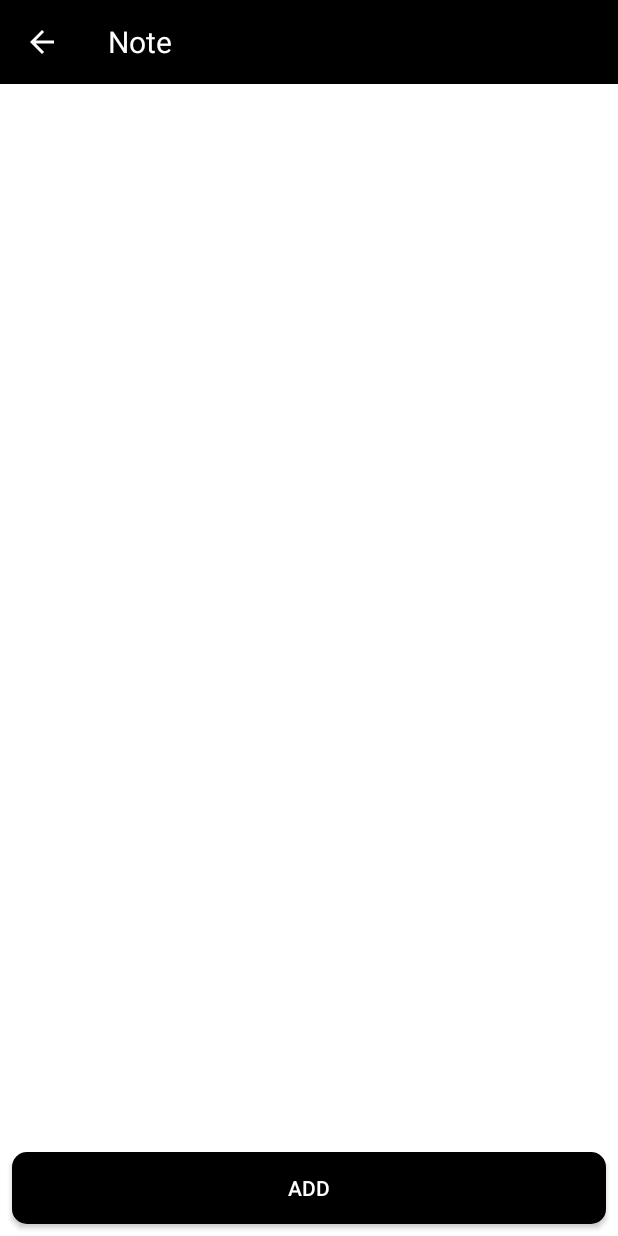
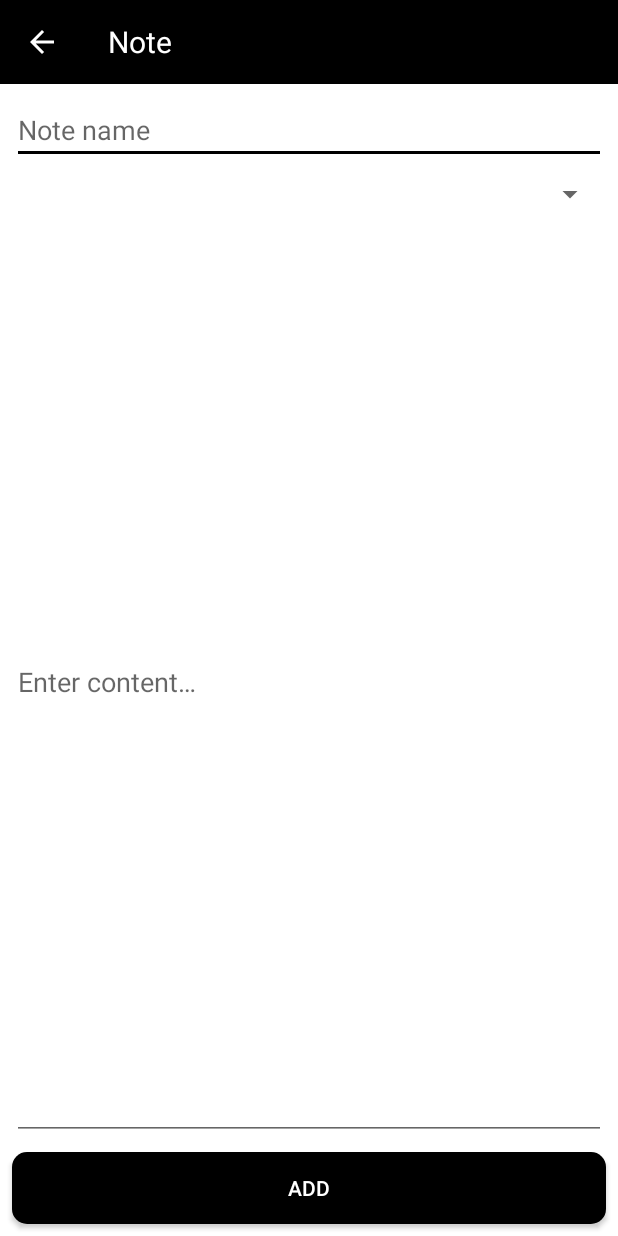
Before and after one commit to DEcSENT/Notepad, an Android app: the layout fragment_note.xml on its own in the app's theme, with its tools: preview values and no code run, on a phone screen of 412 x 824 dp. Run offline under Robolectric (Android 15) with nearby library versions, the phone set to English and light mode, and no system bars.

Commit message:
Updated views ids. Added code improvements in NoteFragment.

```diff
--- a/app/src/main/java/com/dvinc/notepad/presentation/adapter/MarkerAdapter.kt
+++ b/app/src/main/java/com/dvinc/notepad/presentation/adapter/MarkerAdapter.kt
@@ -39,8 +39,8 @@ class MarkerAdapter(
         val marker = markers[position]
 
         //Kotlin extension doesn't work here, don't know why.
-        val markerIcon = view.findViewById<ImageView>(R.id.ivMarkerIcon)
-        val markerText = view.findViewById<TextView>(R.id.tvMarkerText)
+        val markerIcon = view.findViewById<ImageView>(R.id.item_marker_icon)
+        val markerText = view.findViewById<TextView>(R.id.item_marker_text)
 
         cntxt?.let {
             markerIcon.drawable.mutate().setColorFilter(
--- a/app/src/main/java/com/dvinc/notepad/presentation/adapter/item/MarkerItem.kt
+++ b/app/src/main/java/com/dvinc/notepad/presentation/adapter/item/MarkerItem.kt
@@ -11,8 +11,8 @@ import com.dvinc.notepad.R
 import com.dvinc.notepad.presentation.model.MarkerTypeUi
 import com.xwray.groupie.kotlinandroidextensions.Item
 import com.xwray.groupie.kotlinandroidextensions.ViewHolder
-import kotlinx.android.synthetic.main.item_note_marker.ivMarkerIcon as markerIcon
-import kotlinx.android.synthetic.main.item_note_marker.tvMarkerText as markerText
+import kotlinx.android.synthetic.main.item_note_marker.item_marker_icon as markerIcon
+import kotlinx.android.synthetic.main.item_note_marker.item_marker_text as markerText
 
 class MarkerItem(
         val marker: MarkerTypeUi
--- a/app/src/main/res/layout/fragment_note.xml
+++ b/app/src/main/res/layout/fragment_note.xml
@@ -6,7 +6,7 @@
     android:background="@android:color/white">
 
     <android.support.v7.widget.Toolbar
-        android:id="@+id/toolbarNote"
+        android:id="@+id/fragment_note_toolbar"
         android:layout_width="match_parent"
         android:layout_height="?attr/actionBarSize"
         android:background="@color/colorAccent"
@@ -25,7 +25,7 @@
     </android.support.v7.widget.Toolbar>
 
     <EditText
-        android:id="@+id/etNoteName"
+        android:id="@+id/fragment_note_name"
         android:layout_width="match_parent"
         android:layout_height="wrap_content"
         android:layout_marginStart="8dp"
@@ -33,14 +33,13 @@
         android:layout_marginEnd="8dp"
         android:hint="@string/new_note_name"
         android:inputType="textCapSentences"
-        android:labelFor="@id/etNoteName"
         app:layout_constraintEnd_toEndOf="parent"
         app:layout_constraintHorizontal_bias="0.0"
         app:layout_constraintStart_toStartOf="parent"
-        app:layout_constraintTop_toBottomOf="@+id/toolbarNote" />
+        app:layout_constraintTop_toBottomOf="@+id/fragment_note_toolbar" />
 
     <Spinner
-        android:id="@+id/spNoteType"
+        android:id="@+id/fragment_note_type_spinner"
         android:layout_width="match_parent"
         android:layout_height="wrap_content"
         android:layout_marginStart="8dp"
@@ -48,11 +47,10 @@
         android:layout_marginEnd="8dp"
         app:layout_constraintEnd_toEndOf="parent"
         app:layout_constraintStart_toStartOf="parent"
-        app:layout_constraintTop_toBottomOf="@+id/etNoteName">
-    </Spinner>
+        app:layout_constraintTop_toBottomOf="@+id/fragment_note_name"/>
 
     <EditText
-        android:id="@+id/etNoteContent"
+        android:id="@+id/fragment_note_content"
         android:layout_width="match_parent"
         android:layout_height="0dp"
         android:layout_marginStart="8dp"
@@ -61,17 +59,16 @@
         android:layout_marginBottom="8dp"
         android:hint="@string/new_note_content"
         android:inputType="textMultiLine|textCapSentences"
-        android:labelFor="@+id/etNoteContent"
         android:overScrollMode="always"
         android:scrollbarStyle="insideInset"
         android:scrollbars="vertical"
-        app:layout_constraintBottom_toTopOf="@+id/btAddNote"
+        app:layout_constraintBottom_toTopOf="@+id/fragment_note_add_button"
         app:layout_constraintEnd_toEndOf="parent"
         app:layout_constraintStart_toStartOf="parent"
-        app:layout_constraintTop_toBottomOf="@+id/spNoteType" />
+        app:layout_constraintTop_toBottomOf="@+id/fragment_note_type_spinner" />
 
     <Button
-        android:id="@+id/btAddNote"
+        android:id="@+id/fragment_note_add_button"
         android:layout_width="match_parent"
         android:layout_height="wrap_content"
         android:layout_marginStart="8dp"
@@ -85,7 +82,7 @@
         app:layout_constraintStart_toStartOf="parent" />
 
     <Button
-        android:id="@+id/btEditNote"
+        android:id="@+id/fragment_note_edit_button"
         android:layout_width="match_parent"
         android:layout_height="wrap_content"
         android:layout_marginStart="8dp"
@@ -99,15 +96,4 @@
         app:layout_constraintEnd_toEndOf="parent"
         app:layout_constraintStart_toStartOf="parent" />
 
-    <android.support.constraint.Group
-        app:layout_constraintBottom_toBottomOf="parent"
-        app:layout_constraintEnd_toEndOf="parent"
-        app:layout_constraintStart_toStartOf="parent"
-        app:layout_constraintTop_toBottomOf="parent"
-        android:id="@+id/groupNote"
-        android:layout_width="match_parent"
-        android:layout_height="match_parent"
-        android:visibility="gone"
-        app:constraint_referenced_ids="etNoteName, spNoteType, etNoteContent" />
-
 </android.support.constraint.ConstraintLayout>
```
Also changed, not shown: app/src/main/java/com/dvinc/notepad/presentation/ui/note/NoteFragment.kt (+41 -31 lines), app/src/main/java/com/dvinc/notepad/presentation/ui/notepad/NotepadFragment.kt (+16 -13 lines), app/src/main/res/layout/fragment_notepad.xml (+12 -12 lines), app/src/main/res/layout/item_note_marker.xml (+5 -5 lines).
